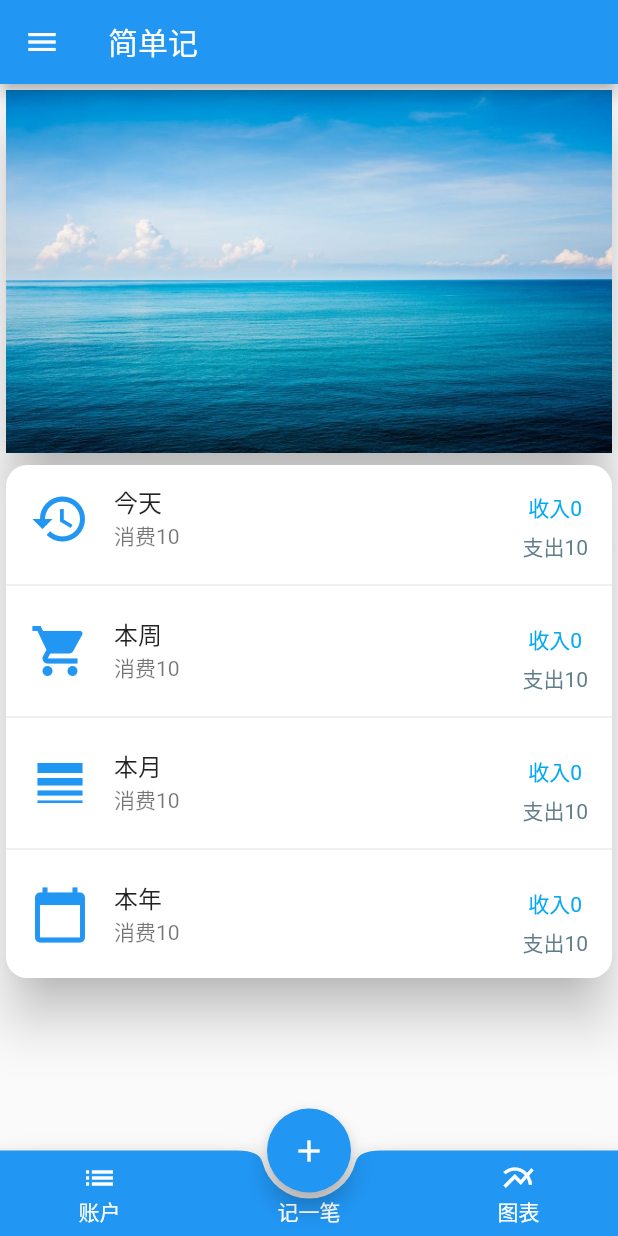
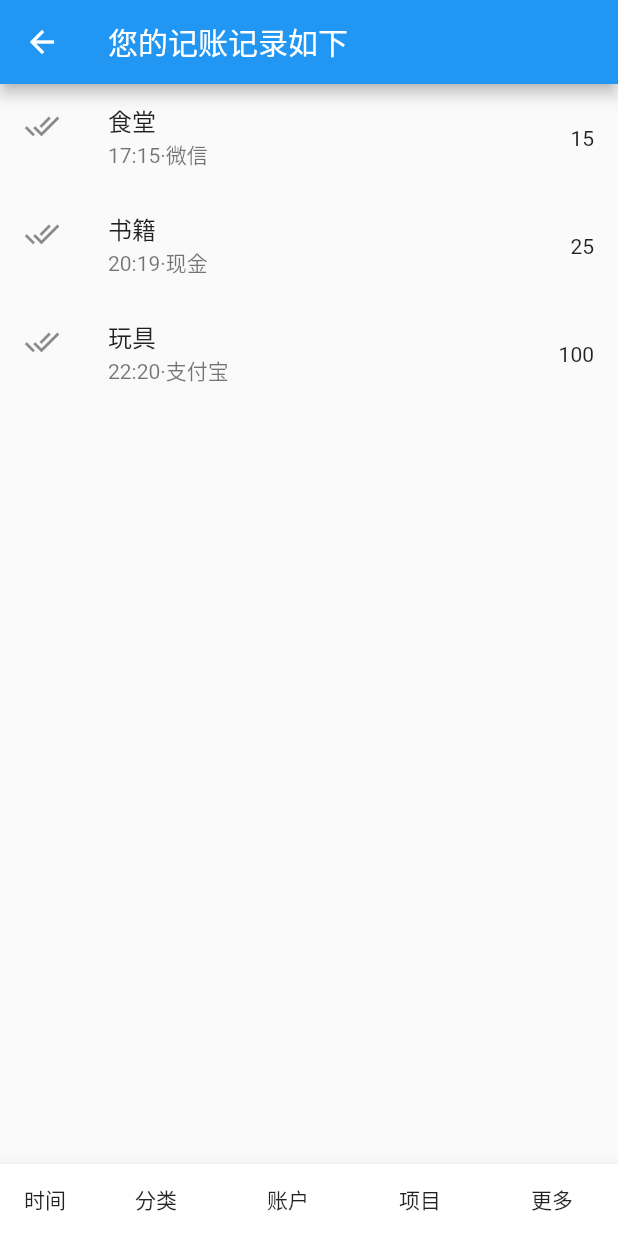
Before and after one commit to LRCong/easyrecord, a Flutter app: the screen it shows after launch, after a tap on "账户", on a phone screen of 412 x 824 dp. Run offline on Flutter 3.47's test engine with Material 2 defaults, Android fonts, the phone set to English and light mode, and no system bars; our stand-ins replace date_format, fl_chart, local_auth, shared_preferences, sqflite; missing offline and left inert: dart:ffi, flutter_picker, gesture_recognition; accounts and stored records are empty; network calls fail.

Commit message:
添加流水列表，底下的选择按钮

```diff
--- /dev/null
+++ b/lib/pages/Analysis/AnalysisBar.dart
@@ -0,0 +1,97 @@
+import 'package:flutter/material.dart';
+
+class AnalysisPage extends StatefulWidget {
+  @override
+  State<StatefulWidget> createState() {
+    // TODO: implement createState
+    return _AnalysisPageState();
+  }
+}
+
+class _AnalysisPageState extends State<StatefulWidget> {
+  @override
+  final FirstCatogory = ['【食】品', '【学】习', '【娱】乐'];
+  final secondCatogory = ["食堂", '书籍', '玩具'];
+  final money = [15, 25, 100];
+  final time = ["17:15", '20:19', '22:20'];
+  final account = ["微信",'现金','支付宝'];
+  final _Font = const TextStyle(fontSize: 18.0);
+
+  Widget build(BuildContext context) {
+    return new Scaffold(
+      appBar: new AppBar(
+        title: new Text('您的记账记录如下')
+      ),
+      // body: _buildListResult(),
+      body: new ListView.builder(
+        itemCount: money.length,
+        itemBuilder: (context, index){
+          return new ListTile(
+            leading: new Icon(Icons.done_all),
+            title: new Text("${secondCatogory[index]}"),
+            subtitle: new Text('${time[index]}·${account[index]}'),
+            trailing: new Text("${money[index]}"),
+          );
+        },
+      ),
+      bottomNavigationBar: BottomAppBar(
+        color: Colors.white,
+        child: Row(
+          children: <Widget>[
+            Expanded(
+              child: FlatButton(
+                onPressed: (){
+
+                },
+                child: new Text('时间'),
+              ),
+            ),
+            FlatButton(
+              onPressed: (){
+
+              },
+              child: new Text('分类'),
+            ),
+            FlatButton(
+              onPressed: (){
+
+              },
+              child: new Text('账户'),
+            ),
+            FlatButton(
+              onPressed: (){
+
+              },
+              child: new Text('项目'),
+            ),
+            FlatButton(
+              onPressed: (){
+
+              },
+              child: new Text('更多'),
+            ),
+          ],
+
+        ),
+      ),
+    );
+  }
+
+  // Widget _buildListResult() {
+  //   return new ListView.builder(
+  //       padding: const EdgeInsets.all(16.0),
+  //       itemBuilder: (context, i) {
+  //         if (i.isOdd) return new Divider();
+  //         return _buildRow(_listResult[i~/2]);
+  //       });
+  // }
+  //
+  // Widget _buildRow(int res) {
+  //   return new ListTile(
+  //     title: new Text(
+  //       res.toString(),
+  //       style: _Font,
+  //     ),
+  //   );
+  // }
+}
--- a/lib/pages/Home.dart
+++ b/lib/pages/Home.dart
@@ -47,7 +47,7 @@ class _HomeState extends State<Home> {
         },
         child: Column(children: [
           SizedBox(
-              height: 250.0, //设置高度
+              height: 150.0, //设置高度
               child: new Card(
                 elevation: 15.0, //设置阴影
                 shape: const RoundedRectangleBorder(
@@ -65,7 +65,7 @@ class _HomeState extends State<Home> {
                       ),
                     ],
                   ),
-                  height: 200,
+                  height: 150,
                 ),
               )),
           SizedBox(
--- a/lib/pages/Tabs.dart
+++ b/lib/pages/Tabs.dart
@@ -42,6 +42,7 @@ class _TabState extends State<Tabs> {
                 onTap: () {
                   setState(() {
                     onTap(0);
+                    Navigator.pushNamed(context, "/Analysis");
                   });
                 },
                 child: Column(
--- a/lib/pages/chart/Pie.dart
+++ b/lib/pages/chart/Pie.dart
@@ -105,7 +105,7 @@ class PiePageState extends State {
         ]),
       ),
       SizedBox(
-        height: 210.0, //设置高度
+        height: 80.0, //设置高度
         child: new Card(
           elevation: 15.0, //设置阴影
           shape: const RoundedRectangleBorder(
--- a/lib/routes/Routes.dart
+++ b/lib/routes/Routes.dart
@@ -1,3 +1,4 @@
+import 'package:easyrecord/pages/Analysis/AnalysisBar.dart';
 import 'package:easyrecord/pages/recognition/FingerPwRecognition.dart';
 
 import '../pages/Tabs.dart';
@@ -23,4 +24,5 @@ final routes = {
   "/Record": (context) => RecordPage(),
   "/RecordSetting": (context) => RecordSettingPage(),
   "/Chart": (context) => ChartBarPage(),
+  "/Analysis": (context) => AnalysisPage(),
 };
```
Also changed, not shown: 1 other file.
